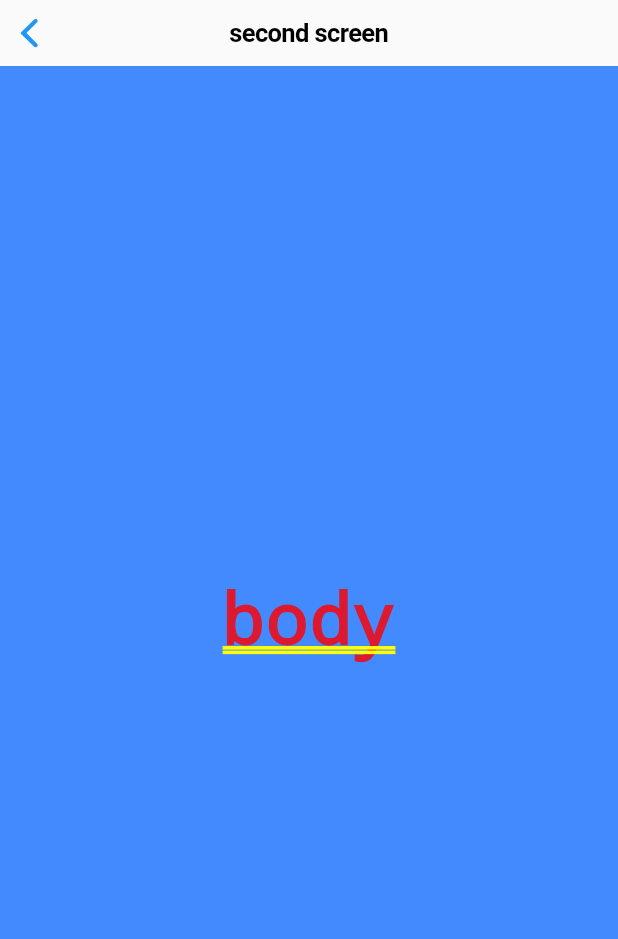
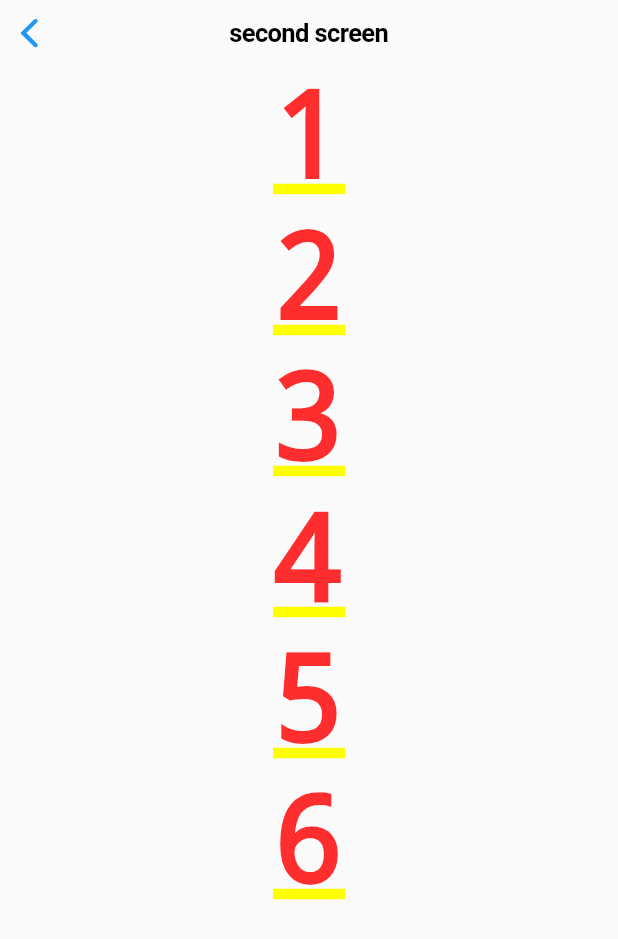
Before and after one commit to takasea/hina, a Flutter app: the CupertinoSecondScreen screen opened directly, on a phone screen of 412 x 824 dp. Shown: the top 939 px of the screen. Run offline on Flutter 3.47's test engine with Material 2 defaults, Android fonts, the phone set to English and light mode, and no system bars.

Commit message:
fix state lifecycle and infinitelistview

```diff
--- a/lib/main.dart
+++ b/lib/main.dart
@@ -1,7 +1,8 @@
 import 'package:flutter/material.dart';
 
+import 'model/countdata.dart';
+
 import 'utilities/selectuiplatform.dart';
-
 import 'ui/material/materialappui.dart';
 import 'ui/ios/cupertinoappui.dart';
 
@@ -21,13 +22,22 @@ class App extends StatefulWidget {
   AppState createState() => AppState();
 }
 
-class AppState extends State<App> {
+class AppState extends State<App> with WidgetsBindingObserver {
   final ValueNotifier<int> counter = ValueNotifier<int>(0);
-  //other state
+  final ListData listData = ListData();
+
+  //TODO : add other state
+
+  @override
+  void initState() {
+    super.initState();
+    WidgetsBinding.instance!.addObserver(this);
+  }
 
   @override
   void dispose() {
     counter.dispose();
+    WidgetsBinding.instance!.removeObserver(this);
     super.dispose();
   }
 
@@ -39,8 +49,13 @@ class AppState extends State<App> {
     );
   }
 
-  static const _store = GlobalObjectKey<AppState>('state');
+  @override
+  void didChangeAppLifecycleState(AppLifecycleState state) {
+    //TODO: app lifecycle
+    print('App lifecycle: $state');
+  }
+
   static AppState get draw {
-    return _store.currentState!;
+    return GlobalObjectKey<AppState>('state').currentState!;
   }
 }
--- /dev/null
+++ b/lib/model/countdata.dart
@@ -0,0 +1,27 @@
+class ListData {
+  final List<int> list;
+  final int _addListNumber;
+
+  ListData({
+    int defaultLength = 1,
+    int addListNumber = 5,
+  })  : list = List<int>.generate(defaultLength, (index) => index + 1),
+        _addListNumber = addListNumber;
+
+  Future<void> getData() async {
+    await Future.delayed(Duration(seconds: 1), () {
+      final int base = list.length;
+
+      for (int i = 1; i < _addListNumber + 1; i++) {
+        list.add(base + i);
+      }
+    }).timeout(
+      Duration(seconds: 2),
+      onTimeout: () async {
+        print('timeout!');
+        await getData();
+      },
+    );
+    //TODO: CountData error
+  }
+}
--- a/lib/ui/ios/screen/cupertinosecondscreen.dart
+++ b/lib/ui/ios/screen/cupertinosecondscreen.dart
@@ -1,5 +1,6 @@
 import 'package:flutter/cupertino.dart';
-import 'package:flutter/material.dart' show Colors;
+import 'package:hina/main.dart' show AppState;
+import '/ui/section/infinitelistviewbuilder.dart';
 
 class CupertinoSecondScreen extends StatelessWidget {
   CupertinoSecondScreen({Key? key}) : super(key: key);
@@ -11,11 +12,17 @@ class CupertinoSecondScreen extends StatelessWidget {
       navigationBar: CupertinoNavigationBar(
         middle: Text('second screen'),
       ),
-      child: Container(
-        child: Center(
-          child: Text('body'),
-        ),
-        color: Colors.blueAccent,
+      child: InfiniteListViewBuilder(
+        list: AppState.draw.listData.list,
+        addData: AppState.draw.listData.getData,
+        listItem: (List<Object> list, int index) {
+          return Center(
+            child: Text(
+              list[index].toString(),
+              style: const TextStyle(fontSize: 80),
+            ),
+          );
+        },
       ),
     );
   }
--- a/lib/ui/ios/screen/cupertinosomescreen.dart
+++ b/lib/ui/ios/screen/cupertinosomescreen.dart
@@ -16,8 +16,6 @@ class CupertinoSomeScreen extends StatelessWidget {
         middle: Text(title),
         trailing: GestureDetector(
           onTap: () {
-            //You can call _store, but I don't want you to use it.
-            // AppState._store!.currentState!.counter.value++;
             AppState.draw.counter.value++;
           },
           child: const Icon(Icons.add),
@@ -29,7 +27,7 @@ class CupertinoSomeScreen extends StatelessWidget {
           children: <Widget>[
             GestureDetector(
               child: Text(
-                'You have pushed the button this many times:',
+                'Push this text!',
               ),
               onTap: () {
                 Navigator.pushNamed(context, CupertinoSecondScreen.name);
--- a/lib/ui/material/screen/materialsomescreen.dart
+++ b/lib/ui/material/screen/materialsomescreen.dart
@@ -20,7 +20,7 @@ class MaterialSomeScreen extends StatelessWidget {
           children: <Widget>[
             GestureDetector(
               child: Text(
-                'You have pushed the button this many times:',
+                'Push this text!',
               ),
               onTap: () {
                 Navigator.pushNamed(context, MaterialSecondScreen.name);
@@ -43,8 +43,6 @@ class MaterialSomeScreen extends StatelessWidget {
       ),
       floatingActionButton: GestureDetector(
         onTap: () {
-          //You can call _store, but I don't want you to use it.
-          // AppState._store!.currentState!.counter.value++;
           AppState.draw.counter.value++;
         },
         child: const Icon(Icons.add),
--- /dev/null
+++ b/lib/ui/section/infinitelistviewbuilder.dart
@@ -0,0 +1,35 @@
+import 'package:flutter/foundation.dart' show AsyncCallback;
+import 'package:flutter/widgets.dart';
+
+class InfiniteListViewBuilder extends StatefulWidget {
+  InfiniteListViewBuilder({
+    Key? key,
+    required this.list,
+    required this.addData,
+    required this.listItem,
+  })  : assert(list.length > 0),
+        super(key: key);
+  final AsyncCallback addData;
+  final List<Object> list;
+  final Widget Function(List<Object>, int index) listItem;
+  @override
+  _InfiniteListViewBuilderState createState() =>
+      _InfiniteListViewBuilderState();
+}
+
+class _InfiniteListViewBuilderState extends State<InfiniteListViewBuilder> {
+  @override
+  Widget build(BuildContext context) {
+    return ListView.builder(
+      itemCount: widget.list.length,
+      itemBuilder: (BuildContext context, int index) {
+        if (index == widget.list.length - 1) {
+          widget.addData().then((_) {
+            setState(() {});
+          });
+        }
+        return widget.listItem(widget.list, index);
+      },
+    );
+  }
+}
```
Also changed, not shown: lib/ui/material/screen/materialsecondscreen.dart (+13 -5 lines), pubspec.lock, 57 other files.
